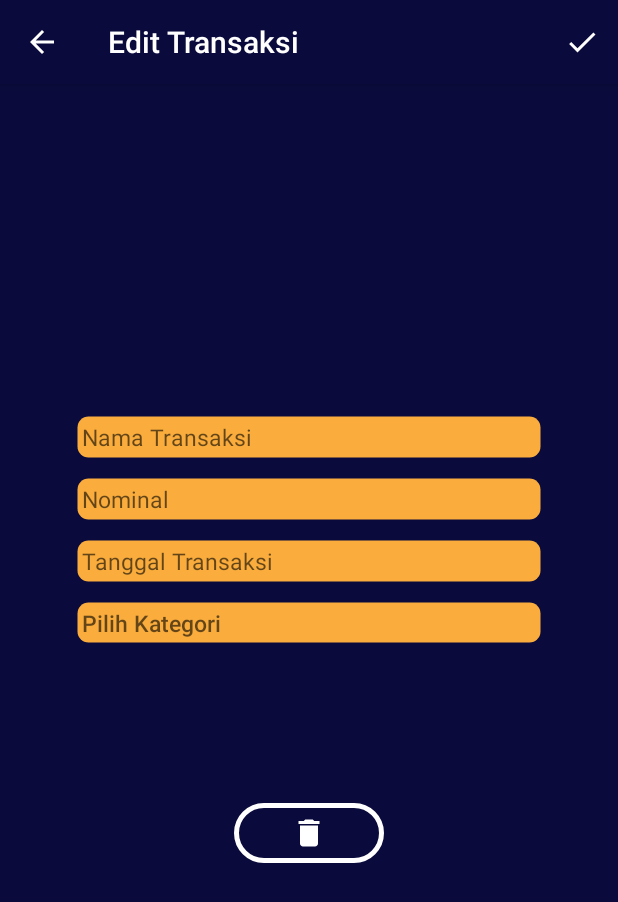
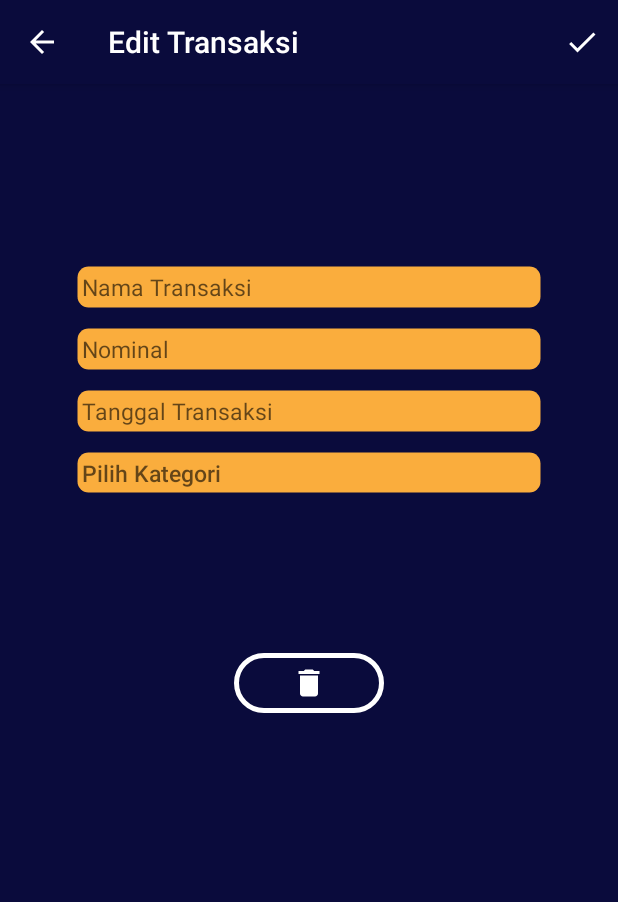
Before and after one commit to bintanglazuardi/MoneysDinamis, an Android app: the ActivityEditTransaksi screen opened directly, with no data from a screen before it, on a phone screen of 412 x 824 dp. Shown: the top 902 px of the screen. Run offline under Robolectric (Android 15) with nearby library versions, the phone set to English and light mode, and no system bars.

Commit message:
update 1.1.1

```diff
--- a/app/src/main/res/layout/activity_edit_transaksi.xml
+++ b/app/src/main/res/layout/activity_edit_transaksi.xml
@@ -5,7 +5,7 @@
     android:layout_width="match_parent"
     android:layout_height="match_parent"
     android:orientation="vertical"
-    android:paddingTop="200dp"
+    android:paddingTop="100dp"
     android:background="@color/backgroundUtama"
     tools:context=".ActivityEditTransaksi">
 
--- a/app/src/main/res/layout/activity_tambah_budget.xml
+++ b/app/src/main/res/layout/activity_tambah_budget.xml
@@ -88,7 +88,7 @@
                 android:id="@+id/input_nama"
                 android:background="@drawable/bkg_text"
                 android:hint="Nama Budget"
-                android:inputType="number"
+                android:inputType="text"
                 android:text=""
                 android:textSize="15sp"
                 android:gravity="left"
```
